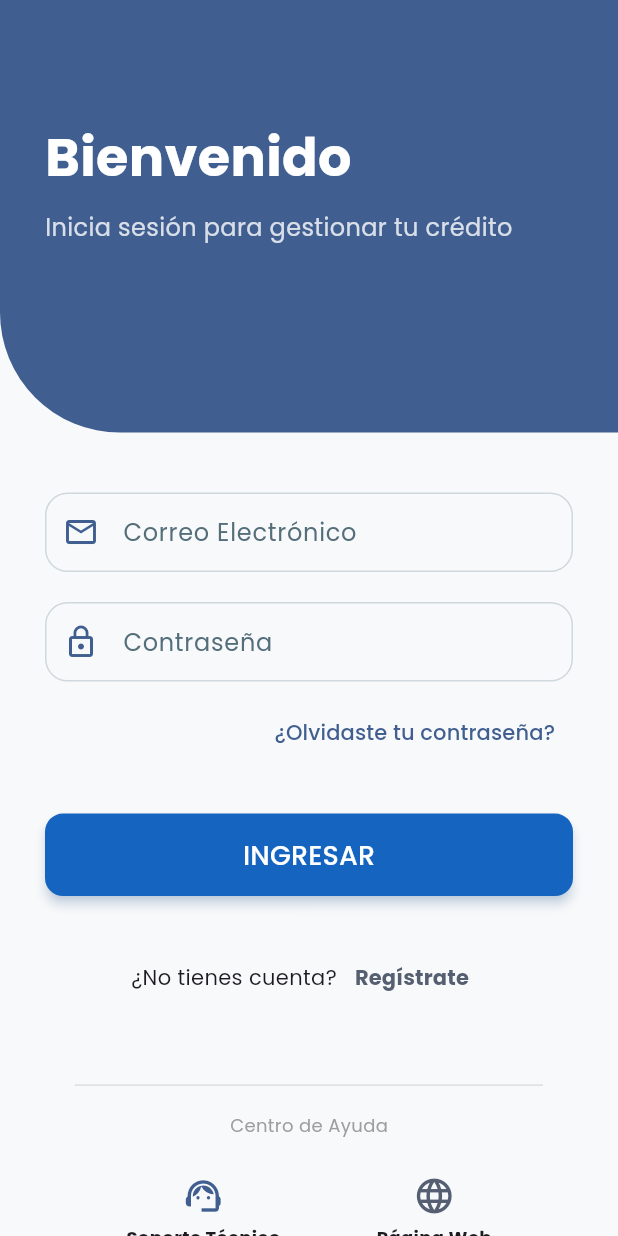
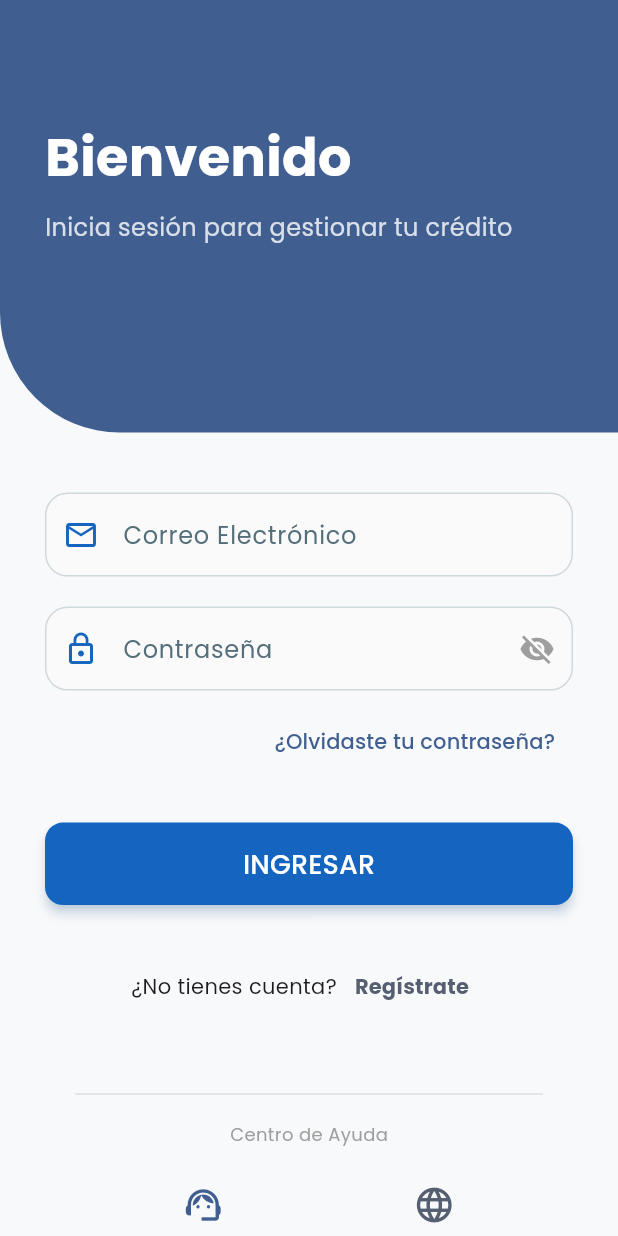
Before and after one commit to luisknight24/AppUsoTic, a Flutter app: the screen it shows after launch, on a phone screen of 412 x 824 dp. Run offline on Flutter 3.47's test engine with Material 3 defaults, Android fonts, the phone set to English and light mode, and no system bars; our stand-ins replace animate_do, firebase_core, firebase_storage, flutter_secure_storage, geolocator, go_router and 3 more; missing offline and left inert: signalr_core; accounts and stored records are empty.

Commit message:
Subida de cambios, pantalla de carga y vista de contraseña

```diff
--- a/lib/presentation/screens/home_screen.dart
+++ b/lib/presentation/screens/home_screen.dart
@@ -278,8 +278,6 @@ _historialService.connectSignalR();
 
                     const SizedBox(height: 15),
 
-                    // ✅ BOTÓN DE HISTORIAL INTEGRADO AQUÍ (DONDE 'credito' EXISTE)
-                    // Hacemos que se vea ancho y destacado
                     FadeInUp(
                       child: GestureDetector(
                         onTap: () {
--- a/lib/presentation/widgets/custom_text_field.dart
+++ b/lib/presentation/widgets/custom_text_field.dart
@@ -1,3 +1,4 @@
+/*
 import 'package:flutter/material.dart';
 
 class CustomTextField extends StatelessWidget {
@@ -46,3 +47,73 @@ class CustomTextField extends StatelessWidget {
     );
   }
 }
+ */
+
+import 'package:flutter/material.dart';
+
+class CustomTextField extends StatefulWidget {
+  final String label;
+  final TextEditingController? controller;
+  final IconData? icon;
+  final bool isPassword;
+  final TextInputType keyboardType;
+  final String? Function(String?)? validator;
+  final bool readOnly; // Nueva propiedad para bloquear edición
+
+  const CustomTextField({
+    super.key,
+    required this.label,
+    this.controller,
+    this.icon,
+    this.isPassword = false,
+    this.keyboardType = TextInputType.text,
+    this.validator,
+    this.readOnly = false, // Por defecto es editable
+  });
+
+  @override
+  State<CustomTextField> createState() => _CustomTextFieldState();
+}
+
+class _CustomTextFieldState extends State<CustomTextField> {
+  // Variable interna para controlar si se ve o no el texto
+  bool _obscureText = true;
+
+  @override
+  Widget build(BuildContext context) {
+    return TextFormField(
+      controller: widget.controller,
+      obscureText: widget.isPassword ? _obscureText : false,
+      keyboardType: widget.keyboardType,
+      readOnly: widget.readOnly, // Aplicamos la propiedad
+      validator: widget.validator,
+      style: TextStyle(
+        color: widget.readOnly ? Colors.grey[700] : Colors.black, // Texto gris si es solo lectura
+      ),
+      decoration: InputDecoration(
+        labelText: widget.label,
+        prefixIcon: widget.icon != null ? Icon(widget.icon) : null,
+        border: OutlineInputBorder(
+          borderRadius: BorderRadius.circular(12),
+        ),
+        filled: true,
+        fillColor: widget.readOnly ? Colors.grey[100] : Colors.grey[50], // Fondo gris claro si es readOnly
+
+        // 🟢 Lógica del botón para ver contraseña
+        suffixIcon: widget.isPassword
+            ? IconButton(
+          icon: Icon(
+            _obscureText ? Icons.visibility_off : Icons.visibility,
+            color: Colors.grey,
+          ),
+          onPressed: () {
+            setState(() {
+              _obscureText = !_obscureText;
+            });
+          },
+        )
+            : null,
+      ),
+    );
+  }
+}
```
Also changed, not shown: lib/presentation/screens/credit_data_screen.dart (+29 -14 lines).
